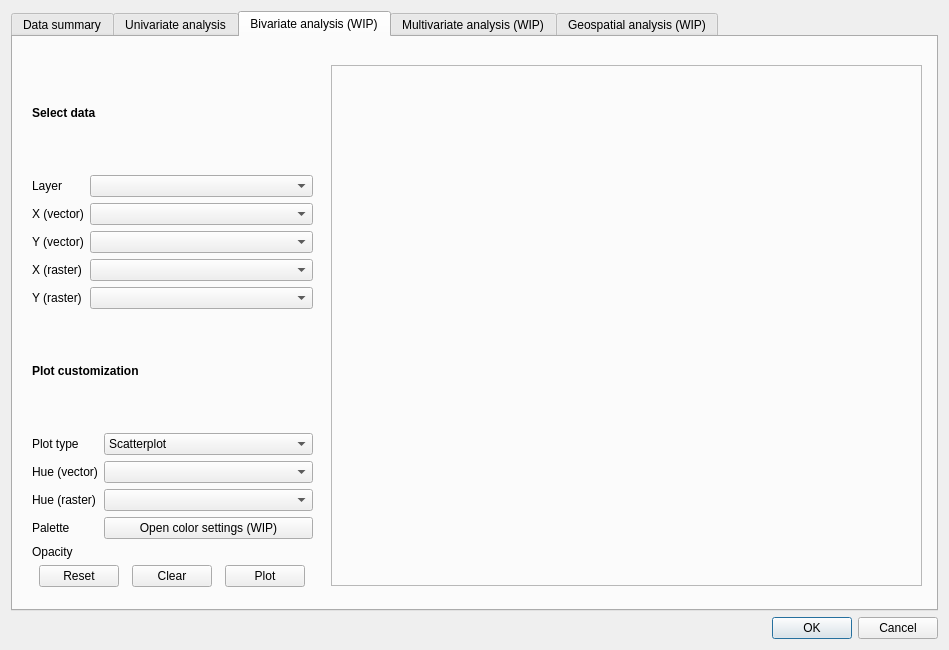
Above: eis_qgis_plugin/resources/ui/explore/wizard_explore_window_new.ui from GispoCoding/eis_qgis_plugin before the change. Below: the same form after it.
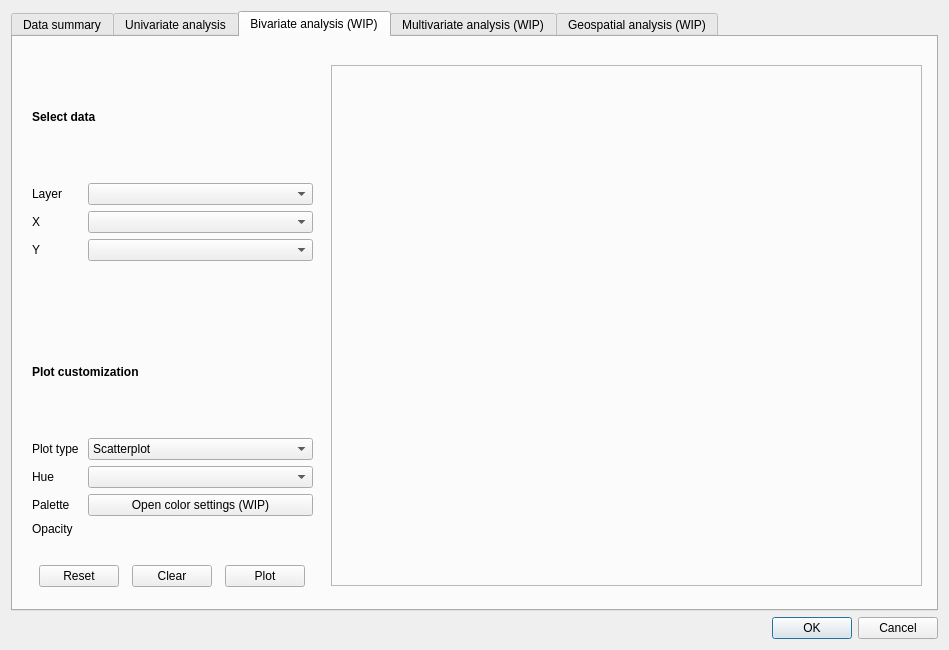
That is the form after the change. Custom widgets are drawn as their Qt base class.

Commit message: Remove support for raster layers in bivariate analysis

```diff
--- a/eis_qgis_plugin/resources/ui/explore/wizard_explore_window_new.ui
+++ b/eis_qgis_plugin/resources/ui/explore/wizard_explore_window_new.ui
@@ -1033,7 +1033,7 @@
              <item row="1" column="0">
               <widget class="QLabel" name="xLabel">
                <property name="text">
-                <string>X (vector)</string>
+                <string>X</string>
                </property>
               </widget>
              </item>
@@ -1043,32 +1043,12 @@
              <item row="2" column="0">
               <widget class="QLabel" name="yLabel">
                <property name="text">
-                <string>Y (vector)</string>
+                <string>Y</string>
                </property>
               </widget>
              </item>
              <item row="2" column="1">
-              <widget class="QgsFieldComboBox" name="y_selection_vector_bivariate"/>
-             </item>
-             <item row="3" column="0">
-              <widget class="QLabel" name="xRasterLabel">
-               <property name="text">
-                <string>X (raster)</string>
-               </property>
-              </widget>
-             </item>
-             <item row="3" column="1">
-              <widget class="QComboBox" name="x_selection_raster_bivariate"/>
-             </item>
-             <item row="4" column="0">
-              <widget class="QLabel" name="yRasterLabel">
-               <property name="text">
-                <string>Y (raster)</string>
-               </property>
-              </widget>
-             </item>
-             <item row="4" column="1">
-              <widget class="QComboBox" name="y_selection_raster_bivariate"/>
+              <widget class="QgsFieldComboBox" name="y_selection_bivariate"/>
              </item>
             </layout>
            </item>
@@ -1135,21 +1115,21 @@
              <item row="1" column="0">
               <widget class="QLabel" name="hueLabel">
                <property name="text">
-                <string>Hue (vector)</string>
+                <string>Hue</string>
                </property>
               </widget>
              </item>
              <item row="1" column="1">
               <widget class="QgsFieldComboBox" name="hue_vector_bivariate"/>
              </item>
-             <item row="3" column="0">
+             <item row="2" column="0">
               <widget class="QLabel" name="label_80">
                <property name="text">
                 <string>Palette</string>
                </property>
               </widget>
              </item>
-             <item row="3" column="1">
+             <item row="2" column="1">
               <widget class="QPushButton" name="color_settings_btn_bivariate">
                <property name="sizePolicy">
                 <sizepolicy hsizetype="Preferred" vsizetype="Fixed">
@@ -1162,30 +1142,20 @@
                </property>
               </widget>
              </item>
-             <item row="4" column="0">
+             <item row="3" column="0">
               <widget class="QLabel" name="label_81">
                <property name="text">
                 <string>Opacity</string>
                </property>
               </widget>
              </item>
-             <item row="4" column="1">
+             <item row="3" column="1">
               <widget class="QgsOpacityWidget" name="opacity_selection_bivariate">
                <property name="opacity">
                 <double>0.900000000000000</double>
                </property>
               </widget>
              </item>
-             <item row="2" column="0">
-              <widget class="QLabel" name="hueRasterLabel">
-               <property name="text">
-                <string>Hue (raster)</string>
-               </property>
-              </widget>
-             </item>
-             <item row="2" column="1">
-              <widget class="QComboBox" name="hue_raster_bivariate"/>
-             </item>
             </layout>
            </item>
            <item>
```
Left out of the diff: 4 changed lines with no effect on the pictures. The commit also changes 1 other file.
